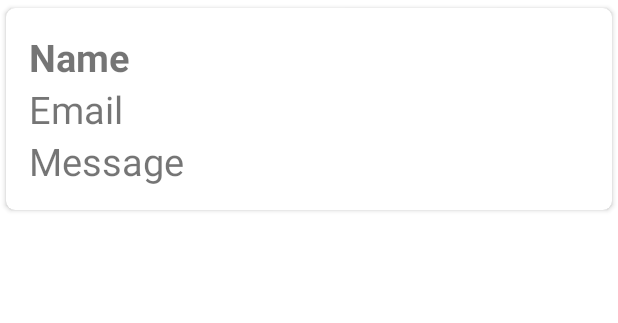
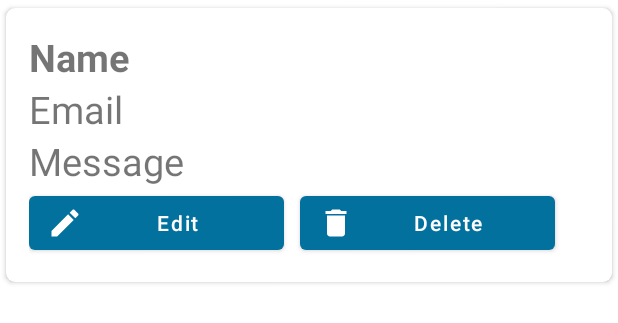
Before and after one commit to IT20609030-Manisha/MADD_KDY_2022_WD01, an Android app: the layout feedback_item.xml on its own in the app's theme, with its tools: preview values and no code run, on a phone screen of 412 x 824 dp. Shown: the top 323 px of the screen. Run offline under Robolectric (Android 15) with nearby library versions, the phone set to English and light mode, and no system bars.

Commit message:
Update feedback_item.xml file

```diff
--- a/app/src/main/res/layout/feedback_item.xml
+++ b/app/src/main/res/layout/feedback_item.xml
@@ -38,6 +38,33 @@
             android:layout_below="@id/txtEmail"
             />
 
+        <LinearLayout
+            android:layout_below="@id/txtMessage"
+            android:layout_width="match_parent"
+            android:layout_height="wrap_content"
+            android:orientation="horizontal">
+
+            <Button
+                android:layout_width="170dp"
+                android:layout_height="wrap_content"
+                style="@style/Widget.MaterialComponents.Button.Icon"
+                app:icon="@drawable/ic_baseline_edit_24"
+                android:text="Edit"
+                android:textAllCaps="false"
+                android:layout_marginRight="5dp"
+                android:id="@+id/btnEdit"/>
+
+            <Button
+                android:layout_width="170dp"
+                android:layout_height="wrap_content"
+                style="@style/Widget.MaterialComponents.Button.Icon"
+                app:icon="@drawable/ic_baseline_delete_24"
+                android:text="Delete"
+                android:textAllCaps="false"
+                android:layout_marginLeft="5dp"
+                android:id="@+id/btnDelete"/>
+        </LinearLayout>
+
     </RelativeLayout>
 
 </androidx.cardview.widget.CardView>
```
